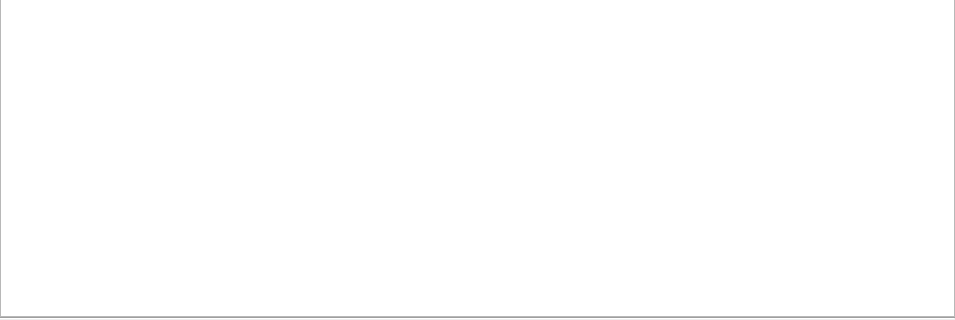
Above: src/ui/curseforge/curseforgemodbrowser.ui from kaniol-lck/modmanager before the change; both pictures show x 0 to 955 and y 313 to 633 of the 955 by 633 pixel window. Below: the same form after it.
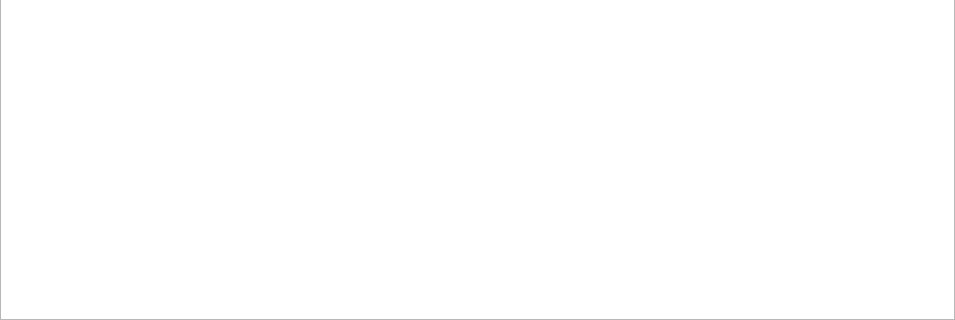
That is the form after the change. Icons and pictures are not drawn.

The edit to the form file:
```diff
--- a/src/ui/curseforge/curseforgemodbrowser.ui
+++ b/src/ui/curseforge/curseforgemodbrowser.ui
@@ -222,13 +222,6 @@
      </layout>
     </widget>
    </item>
-   <item row="2" column="0">
-    <widget class="Line" name="line">
-     <property name="orientation">
-      <enum>Qt::Horizontal</enum>
-     </property>
-    </widget>
-   </item>
   </layout>
  </widget>
  <resources/>
```
